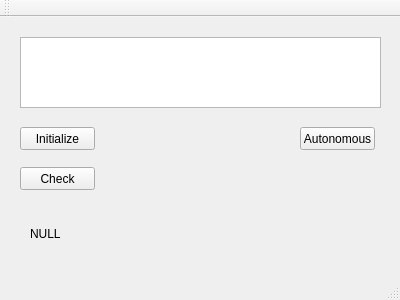
Above: CS490HUB/mainwindow.ui from JLongazo/CS-490 before the change. Below: the same form after it.
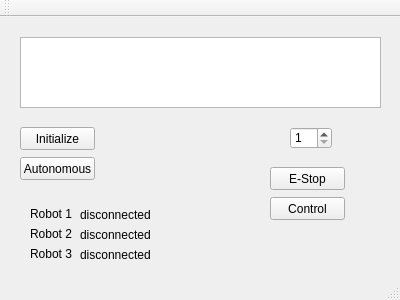
That is the form after the change.

Commit message: Improved Autonomy.  Interface Changes. Sliding-Auto base

Diff of the .ui file:
```diff
--- a/CS490HUB/mainwindow.ui
+++ b/CS490HUB/mainwindow.ui
@@ -50,20 +50,20 @@
     <property name="geometry">
      <rect>
       <x>30</x>
-      <y>210</y>
+      <y>190</y>
       <width>46</width>
       <height>13</height>
      </rect>
     </property>
     <property name="text">
-     <string>NULL</string>
+     <string>Robot 1</string>
     </property>
    </widget>
    <widget class="QPushButton" name="Autnomous">
     <property name="geometry">
      <rect>
-      <x>300</x>
-      <y>110</y>
+      <x>20</x>
+      <y>140</y>
       <width>75</width>
       <height>23</height>
      </rect>
@@ -72,17 +72,111 @@
      <string>Autonomous</string>
     </property>
    </widget>
-   <widget class="QPushButton" name="check">
+   <widget class="QSpinBox" name="rselect">
     <property name="geometry">
      <rect>
-      <x>20</x>
+      <x>290</x>
+      <y>110</y>
+      <width>42</width>
+      <height>22</height>
+     </rect>
+    </property>
+    <property name="minimum">
+     <number>1</number>
+    </property>
+    <property name="maximum">
+     <number>3</number>
+    </property>
+   </widget>
+   <widget class="QPushButton" name="EStop">
+    <property name="geometry">
+     <rect>
+      <x>270</x>
       <y>150</y>
       <width>75</width>
       <height>23</height>
      </rect>
     </property>
     <property name="text">
-     <string>Check</string>
+     <string>E-Stop</string>
+    </property>
+   </widget>
+   <widget class="QPushButton" name="Control">
+    <property name="geometry">
+     <rect>
+      <x>270</x>
+      <y>180</y>
+      <width>75</width>
+      <height>23</height>
+     </rect>
+    </property>
+    <property name="text">
+     <string>Control</string>
+    </property>
+   </widget>
+   <widget class="QLabel" name="r2">
+    <property name="geometry">
+     <rect>
+      <x>30</x>
+      <y>210</y>
+      <width>46</width>
+      <height>13</height>
+     </rect>
+    </property>
+    <property name="text">
+     <string>Robot 2</string>
+    </property>
+   </widget>
+   <widget class="QLabel" name="r3">
+    <property name="geometry">
+     <rect>
+      <x>30</x>
+      <y>230</y>
+      <width>46</width>
+      <height>13</height>
+     </rect>
+    </property>
+    <property name="text">
+     <string>Robot 3</string>
+    </property>
+   </widget>
+   <widget class="QLabel" name="status1">
+    <property name="geometry">
+     <rect>
+      <x>80</x>
+      <y>190</y>
+      <width>81</width>
+      <height>16</height>
+     </rect>
+    </property>
+    <property name="text">
+     <string>disconnected</string>
+    </property>
+   </widget>
+   <widget class="QLabel" name="status2">
+    <property name="geometry">
+     <rect>
+      <x>80</x>
+      <y>210</y>
+      <width>81</width>
+      <height>16</height>
+     </rect>
+    </property>
+    <property name="text">
+     <string>disconnected</string>
+    </property>
+   </widget>
+   <widget class="QLabel" name="status3">
+    <property name="geometry">
+     <rect>
+      <x>80</x>
+      <y>230</y>
+      <width>81</width>
+      <height>16</height>
+     </rect>
+    </property>
+    <property name="text">
+     <string>disconnected</string>
     </property>
    </widget>
   </widget>
```
Left out of the diff: 11 changed lines with no effect on the pictures. The commit also changes 7 other files.
